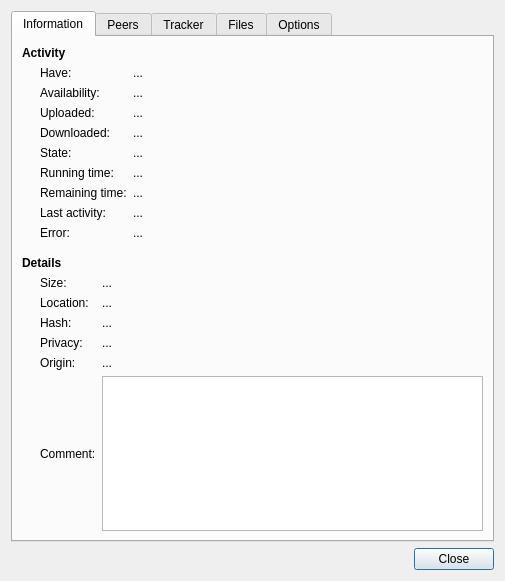
Old version of the form qt-legacy/DetailsDialog.ui in the repository barracuda156/transmission.
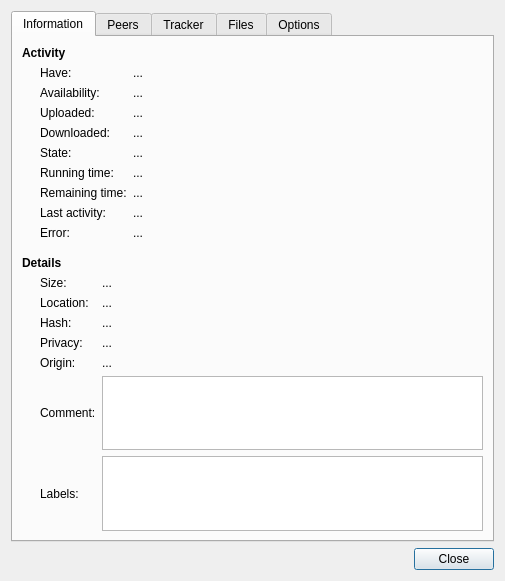
New version of the form. Custom widgets are drawn as their Qt base class.

Commit message: feat: add torrent labels display and editing (Phase-2 P1)

```diff
--- a/qt-legacy/DetailsDialog.ui
+++ b/qt-legacy/DetailsDialog.ui
@@ -459,6 +459,23 @@
            </property>
           </widget>
          </item>
+         <item row="6" column="0">
+          <widget class="QLabel" name="labelsLabel">
+           <property name="text">
+            <string>Labels:</string>
+           </property>
+           <property name="buddy">
+            <cstring>labelsTextEdit</cstring>
+           </property>
+          </widget>
+         </item>
+         <item row="6" column="1">
+          <widget class="QPlainTextEdit" name="labelsTextEdit">
+           <property name="tabChangesFocus">
+            <bool>true</bool>
+           </property>
+          </widget>
+         </item>
         </layout>
        </item>
       </layout>
```
The commit also changes 4 other files.
